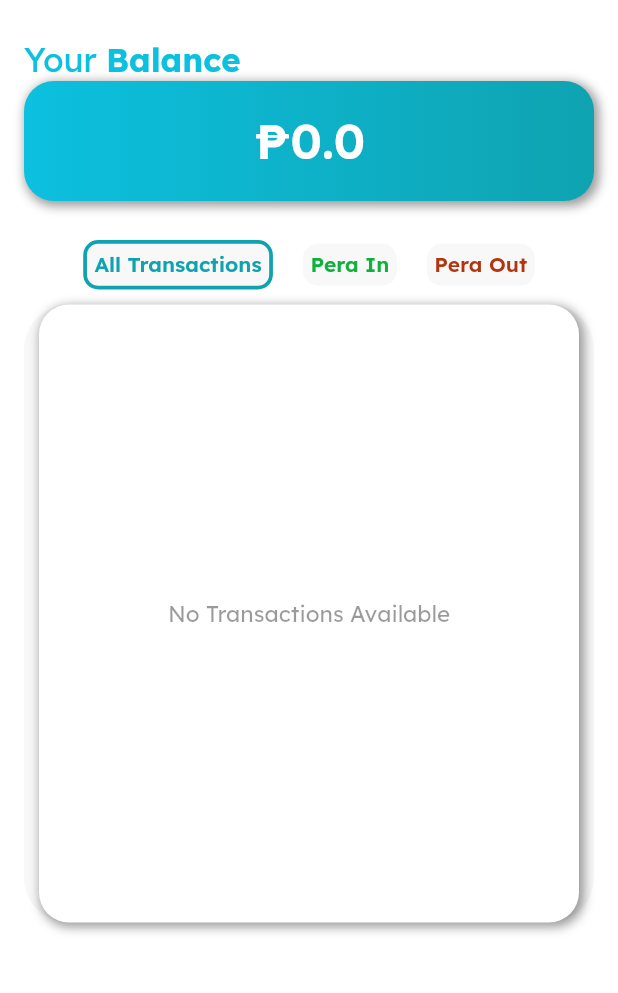
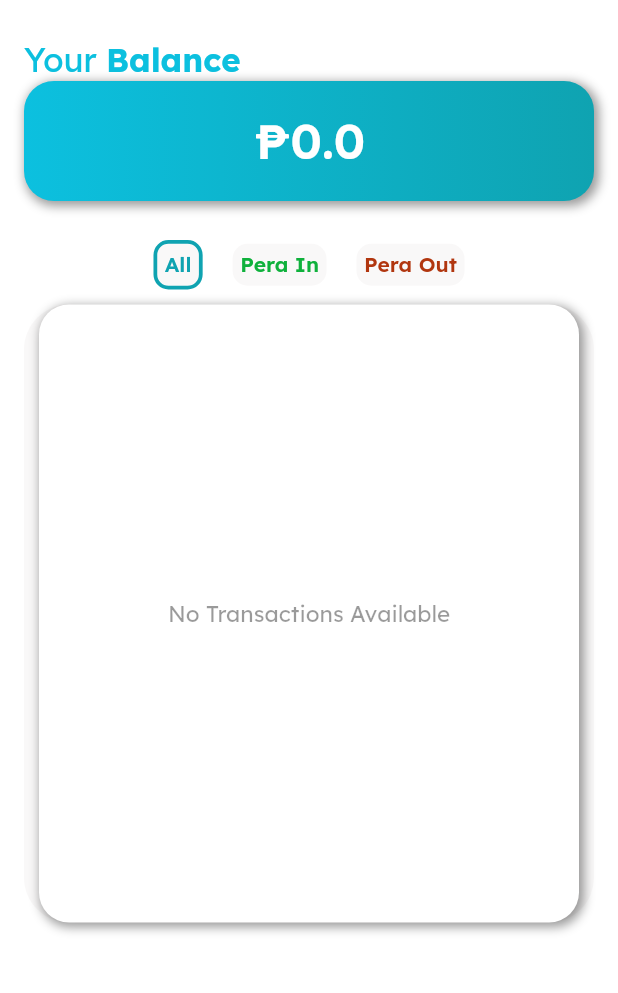
Before and after one commit to Montero-MD/peraplan, a Flutter app: the screen it shows after launch, after a tap on "History", on a phone screen of 412 x 824 dp, the part 114-1107 px from its top. Run offline on Flutter 3.47's test engine with Material 2 defaults, Android fonts, the phone set to English and light mode, and no system bars; our stand-ins replace google_fonts, hive, hive_flutter, responsive_sizer; accounts and stored records are empty.

Commit message:
deleted 'transactions_latest.dart'

```diff
--- a/lib/components/transaction_latest.dart
+++ /dev/null
@@ -1,28 +0,0 @@
-// ignore_for_file: camel_case_types
-
-import 'package:flutter/material.dart';
-import 'package:peraplan/utils/styles.dart';
-
-class Transaction_Title extends StatelessWidget {
-  const Transaction_Title({super.key});
-
-  @override
-  Widget build(BuildContext context) {
-    return Row(
-      crossAxisAlignment: CrossAxisAlignment.start,
-      children: [
-        Text.rich(
-          TextSpan(
-            children: [
-              TextSpan(text: 'Latest ', style: transacBold),
-              TextSpan(
-                text: 'Transactions',
-                style: transacNormal,
-              ),
-            ],
-          ),
-        ),
-      ],
-    );
-  }
-}
--- a/lib/components/transactions_buttons.dart
+++ b/lib/components/transactions_buttons.dart
@@ -14,7 +14,7 @@ class TransactionsButtons extends StatefulWidget {
 }
 
 class _TransactionsButtonsState extends State<TransactionsButtons> {
-  String selectedFilter = 'All Transactions';
+  String selectedFilter = 'All';
 
   @override
   Widget build(BuildContext context) {
@@ -22,7 +22,7 @@ class _TransactionsButtonsState extends State<TransactionsButtons> {
       child: Row(
         mainAxisAlignment: MainAxisAlignment.center,
         children: [
-          _buildFilterButton(context, 'All Transactions', tCat, text),
+          _buildFilterButton(context, 'All', tCat, text),
           _buildFilterButton(context, 'Pera In', tIn, green),
           _buildFilterButton(context, 'Pera Out', tOut, red),
         ],
--- a/lib/components/transactions_section.dart
+++ b/lib/components/transactions_section.dart
@@ -55,12 +55,29 @@ class _TransactionsSectionState extends State<TransactionsSection> {
   Widget build(BuildContext context) {
     return Column(
       children: [
+        Row(
+          crossAxisAlignment: CrossAxisAlignment.start,
+          children: [
+            Text.rich(
+              TextSpan(
+                children: [
+                  TextSpan(text: 'Latest ', style: transacBold),
+                  TextSpan(
+                    text: 'Transactions',
+                    style: transacNormal,
+                  ),
+                ],
+              ),
+            )
+          ],
+        ),
+        SizedBox(
+          height: xxsmall,
+        ),
         Container(
-            padding: const EdgeInsets.symmetric(
-                horizontal: 10), // Add horizontal padding
+            padding: const EdgeInsets.symmetric(horizontal: 10),
             decoration: BoxDecoration(
-              borderRadius: BorderRadius.circular(
-                  medium), // Adjust the corner radius as needed
+              borderRadius: BorderRadius.circular(medium),
               color: lgray,
             ),
             child: Column(
@@ -102,9 +119,9 @@ class _TransactionsSectionState extends State<TransactionsSection> {
             );
           }
 
-          // Display only the 5 latest entries
+          // Statement to display the 5 most recent transactions
           int endIndex = box.length - 1;
-          int startIndex = endIndex - 4; // Display the latest 5 entries
+          int startIndex = endIndex - 4;
           if (startIndex < 0) {
             startIndex = 0;
           }
@@ -127,7 +144,6 @@ class _TransactionsSectionState extends State<TransactionsSection> {
 
   Widget _buildTransactionItem(Box<Transaction> box, int index) {
     final transaction = box.getAt(index);
-    // Determine the transaction type
     String transactionType = '';
     Color amountColor = Colors.black;
     String amount = '';
@@ -385,11 +401,9 @@ class _AllTransactionsSectionState extends State<AllTransactionsSection> {
     return Column(
       children: [
         Container(
-            padding: const EdgeInsets.symmetric(
-                horizontal: 10), // Add horizontal padding
+            padding: const EdgeInsets.symmetric(horizontal: 10),
             decoration: BoxDecoration(
-              borderRadius: BorderRadius.circular(
-                  medium), // Adjust the corner radius as needed
+              borderRadius: BorderRadius.circular(medium),
               color: lgray,
             ),
             child: Column(
@@ -452,7 +466,6 @@ class _AllTransactionsSectionState extends State<AllTransactionsSection> {
 
   Widget _buildTransactionItem(Box<Transaction> box, int index) {
     final transaction = box.getAt(index);
-    // Determine the transaction type
     String transactionType = '';
     Color amountColor = Colors.black;
     String amount = '';
@@ -504,8 +517,10 @@ class _AllTransactionsSectionState extends State<AllTransactionsSection> {
         children: [
           Row(
             children: [
+              // Category Icon
               Icon(iconData, color: amountColor),
-              const SizedBox(width: 8),
+              SizedBox(width: xsmall),
+              // Category Name
               Text(
                 '${transaction?.category}',
                 style: transactxt,
@@ -515,6 +530,7 @@ class _AllTransactionsSectionState extends State<AllTransactionsSection> {
           Column(
             crossAxisAlignment: CrossAxisAlignment.end,
             children: [
+              // Amount
               Text(amount, style: unique),
               // Date and Time
               Text(
@@ -660,7 +676,7 @@ class _AllTransactionsSectionState extends State<AllTransactionsSection> {
   }
 
   bool _shouldShowTransaction(Transaction? transaction) {
-    if (widget.selectedFilter == 'All Transactions') {
+    if (widget.selectedFilter == 'All') {
       return true;
     } else if (widget.selectedFilter == 'Pera In' && transaction is PeraIn) {
       return true;
--- a/lib/pages/home_page.dart
+++ b/lib/pages/home_page.dart
@@ -3,7 +3,6 @@
 import 'package:flutter/material.dart';
 import 'package:peraplan/components/balance_section.dart';
 import 'package:peraplan/components/quick_actions.dart';
-import 'package:peraplan/components/transaction_latest.dart';
 import 'package:peraplan/components/transactions_section.dart';
 import 'package:peraplan/components/heading_section.dart';
 import 'package:peraplan/utils/styles.dart';
@@ -25,8 +24,6 @@ class HomePage extends StatelessWidget {
               const BalanceSection(),
               const QuickActions(),
               SizedBox(height: small),
-              const Transaction_Title(),
-              SizedBox(height: small),
               const TransactionsSection(),
             ],
           ),
```
